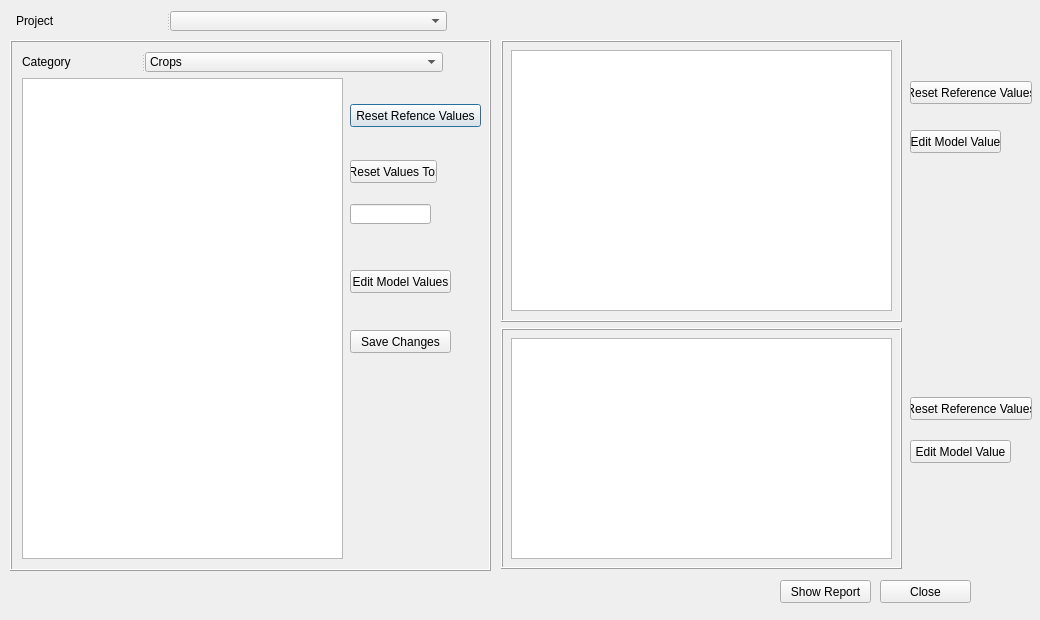
Before: the Qt Designer form src/openihm/gui/designs/ui_simulation.ui in snim2mirror/openihm, drawn with Qt 5.
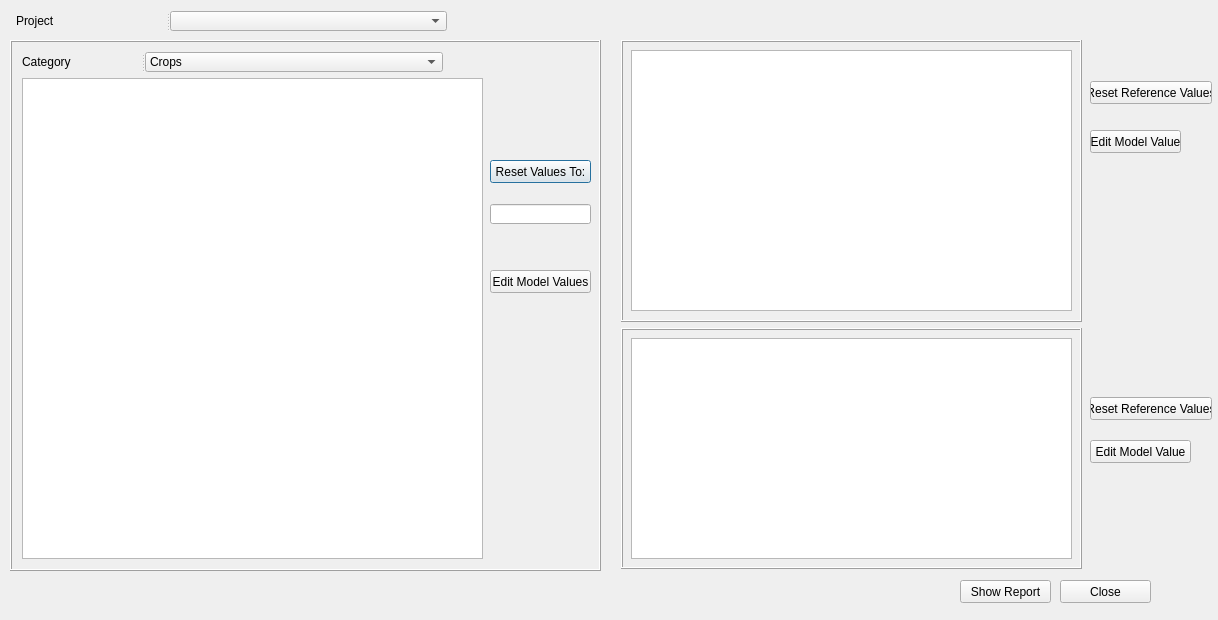
After: the same form once the commit is applied.

Commit message: updating  databaseinitialiser.py to prevent deletion of 'lastupdate string', updating code for DI simulation

```diff
--- a/src/openihm/gui/designs/ui_simulation.ui
+++ b/src/openihm/gui/designs/ui_simulation.ui
@@ -6,13 +6,13 @@
    <rect>
     <x>0</x>
     <y>0</y>
-    <width>1040</width>
+    <width>1218</width>
     <height>620</height>
    </rect>
   </property>
   <property name="minimumSize">
    <size>
-    <width>1040</width>
+    <width>1218</width>
     <height>620</height>
    </size>
   </property>
@@ -24,7 +24,7 @@
     <rect>
      <x>10</x>
      <y>40</y>
-     <width>481</width>
+     <width>591</width>
      <height>531</height>
     </rect>
    </property>
@@ -40,25 +40,12 @@
    <property name="midLineWidth">
     <number>0</number>
    </property>
-   <widget class="QPushButton" name="btnClearIncomeValues">
-    <property name="geometry">
-     <rect>
-      <x>340</x>
-      <y>64</y>
-      <width>131</width>
-      <height>23</height>
-     </rect>
-    </property>
-    <property name="text">
-     <string>Reset Refence Values</string>
-    </property>
-   </widget>
    <widget class="QPushButton" name="btnResetIncome">
     <property name="geometry">
      <rect>
-      <x>340</x>
+      <x>480</x>
       <y>120</y>
-      <width>87</width>
+      <width>101</width>
       <height>23</height>
      </rect>
     </property>
@@ -69,9 +56,9 @@
    <widget class="QLineEdit" name="txtIncomeDefaultValues">
     <property name="geometry">
      <rect>
-      <x>340</x>
+      <x>480</x>
       <y>164</y>
-      <width>81</width>
+      <width>101</width>
       <height>20</height>
      </rect>
     </property>
@@ -131,7 +118,7 @@
      <rect>
       <x>12</x>
       <y>38</y>
-      <width>321</width>
+      <width>461</width>
       <height>481</height>
      </rect>
     </property>
@@ -145,7 +132,7 @@
    <widget class="QPushButton" name="btnEditIncome">
     <property name="geometry">
      <rect>
-      <x>340</x>
+      <x>480</x>
       <y>230</y>
       <width>101</width>
       <height>23</height>
@@ -155,26 +142,13 @@
      <string>Edit Model Values</string>
     </property>
    </widget>
-   <widget class="QPushButton" name="btnSaveIncome">
-    <property name="geometry">
-     <rect>
-      <x>340</x>
-      <y>290</y>
-      <width>101</width>
-      <height>23</height>
-     </rect>
-    </property>
-    <property name="text">
-     <string>Save Changes</string>
-    </property>
-   </widget>
   </widget>
   <widget class="QFrame" name="frame_3">
    <property name="geometry">
     <rect>
-     <x>501</x>
+     <x>621</x>
      <y>40</y>
-     <width>401</width>
+     <width>461</width>
      <height>282</height>
     </rect>
    </property>
@@ -189,7 +163,7 @@
      <rect>
       <x>10</x>
       <y>10</y>
-      <width>381</width>
+      <width>441</width>
       <height>261</height>
      </rect>
     </property>
@@ -204,9 +178,9 @@
   <widget class="QFrame" name="frame_4">
    <property name="geometry">
     <rect>
-     <x>501</x>
+     <x>621</x>
      <y>328</y>
-     <width>401</width>
+     <width>461</width>
      <height>241</height>
     </rect>
    </property>
@@ -221,7 +195,7 @@
      <rect>
       <x>10</x>
       <y>10</y>
-      <width>381</width>
+      <width>441</width>
       <height>221</height>
      </rect>
     </property>
@@ -236,7 +210,7 @@
   <widget class="QPushButton" name="btnClearExpenditureValues">
    <property name="geometry">
     <rect>
-     <x>910</x>
+     <x>1090</x>
      <y>81</y>
      <width>122</width>
      <height>23</height>
@@ -249,7 +223,7 @@
   <widget class="QPushButton" name="btnClearDietValues">
    <property name="geometry">
     <rect>
-     <x>910</x>
+     <x>1090</x>
      <y>397</y>
      <width>122</width>
      <height>23</height>
@@ -285,7 +259,7 @@
   <widget class="QPushButton" name="btnSaveDataTable">
    <property name="geometry">
     <rect>
-     <x>780</x>
+     <x>960</x>
      <y>580</y>
      <width>91</width>
      <height>23</height>
@@ -298,7 +272,7 @@
   <widget class="QPushButton" name="btnClose">
    <property name="geometry">
     <rect>
-     <x>880</x>
+     <x>1060</x>
      <y>580</y>
      <width>91</width>
      <height>23</height>
@@ -311,7 +285,7 @@
   <widget class="QPushButton" name="btnEditStandardOfLiving">
    <property name="geometry">
     <rect>
-     <x>910</x>
+     <x>1090</x>
      <y>130</y>
      <width>91</width>
      <height>23</height>
@@ -324,7 +298,7 @@
   <widget class="QPushButton" name="btnEditDiet">
    <property name="geometry">
     <rect>
-     <x>910</x>
+     <x>1090</x>
      <y>440</y>
      <width>101</width>
      <height>23</height>
```
Left out of the diff: 55 changed lines with no effect on the pictures. The commit also changes 4 other files.
